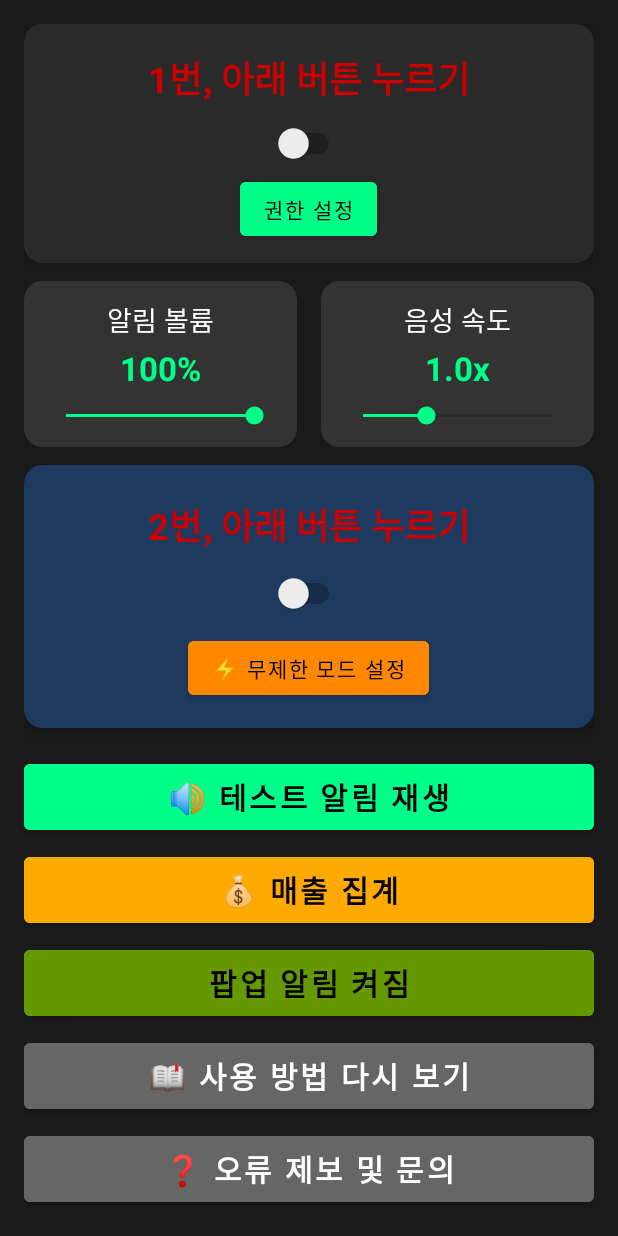
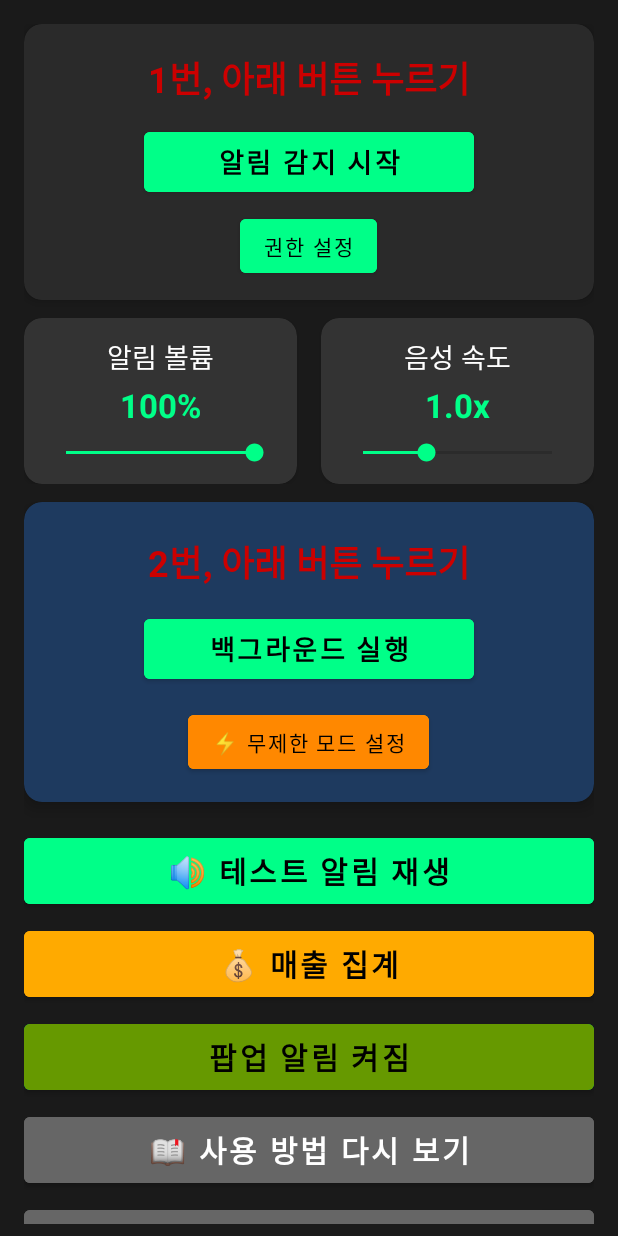
Before and after one commit to JIsseokOh/bankvoicealert-privacy, an Android app: the screen it shows after launch (MainActivity), on a phone screen of 412 x 824 dp. Run offline under Robolectric (Android 15) with nearby library versions, the light colour scheme and no system bars; our stand-ins replace AdMob; 4 statements that could not run were skipped.

Commit message:
Bump version to v1.3.42 (versionCode 73)
- Replace Switch controls with toggle Buttons for service and background
- Narrow button width for cleaner UI layout
- Add disable dialog for service toggle when active
- Fix notification permission chaining after SMS permission
- Strengthen deposit alert popup priority with window flags

```diff
--- a/app/build.gradle
+++ b/app/build.gradle
@@ -11,8 +11,8 @@ android {
         applicationId "com.family.bankvoicealert"
         minSdk 21
         targetSdk 35
-        versionCode 72
-        versionName "1.3.41"
+        versionCode 73
+        versionName "1.3.42"
 
         testInstrumentationRunner "androidx.test.runner.AndroidJUnitRunner"
     }
--- a/app/src/main/java/com/family/bankvoicealert/MainActivity.kt
+++ b/app/src/main/java/com/family/bankvoicealert/MainActivity.kt
@@ -44,12 +44,14 @@ class MainActivity : AppCompatActivity() {
     private lateinit var speedSeekBar: SeekBar
     private lateinit var speedText: TextView
     private lateinit var statusText: TextView
-    private lateinit var serviceSwitch: Switch
+    private lateinit var serviceToggleButton: Button
+    private var serviceEnabled = false
     private lateinit var testButton: Button
     private lateinit var helpButton: Button
     private lateinit var supportButton: Button
     private lateinit var permissionButton: Button
-    private lateinit var backgroundSwitch: Switch
+    private lateinit var backgroundToggleButton: Button
+    private var backgroundEnabled = false
     private lateinit var backgroundText: TextView
     private lateinit var batteryOptimizationButton: Button
     private lateinit var salesSummaryButton: Button
@@ -121,12 +123,12 @@ class MainActivity : AppCompatActivity() {
         speedSeekBar = findViewById(R.id.speedSeekBar)
         speedText = findViewById(R.id.speedText)
         statusText = findViewById(R.id.statusText)
-        serviceSwitch = findViewById(R.id.serviceSwitch)
+        serviceToggleButton = findViewById(R.id.serviceToggleButton)
         testButton = findViewById(R.id.testButton)
         helpButton = findViewById(R.id.helpButton)
         supportButton = findViewById(R.id.supportButton)
         permissionButton = findViewById(R.id.permissionButton)
-        backgroundSwitch = findViewById(R.id.backgroundSwitch)
+        backgroundToggleButton = findViewById(R.id.backgroundToggleButton)
         backgroundText = findViewById(R.id.backgroundText)
         batteryOptimizationButton = findViewById(R.id.batteryOptimizationButton)
         salesSummaryButton = findViewById(R.id.salesSummaryButton)
@@ -143,11 +145,12 @@ class MainActivity : AppCompatActivity() {
         speedSeekBar.progress = ((speed - 0.5f) * 20).toInt()
         speedText.text = "${String.format("%.1f", speed)}x"
 
-        serviceSwitch.isChecked = isNotificationServiceEnabled()
+        serviceEnabled = isNotificationServiceEnabled()
+        updateServiceToggleButton()
 
         // 백그라운드 실행 상태 로드
-        val backgroundEnabled = prefs.getBoolean("background_enabled", false)
-        backgroundSwitch.isChecked = backgroundEnabled
+        backgroundEnabled = prefs.getBoolean("background_enabled", false)
+        updateBackgroundToggleButton()
         updateBackgroundStatus(backgroundEnabled)
 
         // 배터리 최적화 상태에 따라 버튼 텍스트 업데이트
@@ -180,18 +183,19 @@ class MainActivity : AppCompatActivity() {
             override fun onStopTrackingTouch(seekBar: SeekBar?) {}
         })
 
-        serviceSwitch.setOnCheckedChangeListener { _, isChecked ->
-            if (isChecked) {
-                if (!isNotificationServiceEnabled()) {
-                    requestNotificationAccess()
-                    serviceSwitch.isChecked = false
-                } else {
-                    // 서비스가 활성화되어 있으면 상태 업데이트
-                    updateStatus(true)
-                }
+        serviceToggleButton.setOnClickListener {
+            if (!isNotificationServiceEnabled()) {
+                requestNotificationAccess()
             } else {
-                // 팝업 없이 바로 비활성화
-                updateStatus(false)
+                // 활성화 상태에서 클릭 시 설정으로 이동하여 비활성화 가능
+                AlertDialog.Builder(this)
+                    .setTitle("알림 감지 중지")
+                    .setMessage("알림 감지를 중지하려면 설정에서 권한을 해제해 주세요.")
+                    .setPositiveButton("설정으로 이동") { _, _ ->
+                        openNotificationSettings()
+                    }
+                    .setNegativeButton("취소", null)
+                    .show()
             }
         }
 
@@ -229,12 +233,12 @@ class MainActivity : AppCompatActivity() {
             openNotificationSettings()
         }
 
-        // 백그라운드 실행 스위치
-        backgroundSwitch.setOnCheckedChangeListener { _, isChecked ->
-            if (isChecked) {
+        // 백그라운드 실행 버튼
+        backgroundToggleButton.setOnClickListener {
+            if (backgroundEnabled) {
+                stopBackgroundService()
+            } else {
                 startBackgroundService()
-            } else {
-                stopBackgroundService()
             }
         }
 
@@ -246,8 +250,9 @@ class MainActivity : AppCompatActivity() {
 
     private fun checkPermissions() {
         val isEnabled = isNotificationServiceEnabled()
+        serviceEnabled = isEnabled
         updateStatus(isEnabled)
-        serviceSwitch.isChecked = isEnabled
+        updateServiceToggleButton()
     }
 
     private fun isNotificationServiceEnabled(): Boolean {
@@ -277,13 +282,11 @@ class MainActivity : AppCompatActivity() {
             .setTitle("서비스 중지")
             .setMessage("알림 감지 서비스를 중지하시겠습니까?")
             .setPositiveButton("중지") { _, _ ->
-                // 서비스는 시스템이 관리하므로 스위치 상태만 변경
-                serviceSwitch.isChecked = false
+                serviceEnabled = false
                 updateStatus(false)
+                updateServiceToggleButton()
             }
-            .setNegativeButton("취소") { _, _ ->
-                serviceSwitch.isChecked = true
-            }
+            .setNegativeButton("취소", null)
             .show()
     }
 
@@ -317,7 +320,7 @@ class MainActivity : AppCompatActivity() {
 
         // 배터리 최적화 상태 업데이트
         updateBatteryOptimizationButton()
-        updateBackgroundStatus(backgroundSwitch.isChecked)
+        updateBackgroundStatus(backgroundEnabled)
 
         // 백그라운드 서비스 상태는 약간의 지연 후 확인
         // 이렇게 하면 앱이 완전히 포그라운드로 전환된 후에 서비스를 시작
@@ -334,43 +337,41 @@ class MainActivity : AppCompatActivity() {
 
             // 저장된 설정이 true인데 서비스가 실행 중이지 않으면 서비스 시작
             if (savedState && !isRunning) {
-                // Android 12 이상에서는 백그라운드에서 포그라운드 서비스 시작 제한이 있음
-                // 앱이 포그라운드에 있을 때만 서비스 시작 시도
                 try {
-                    // 서비스를 시작하되, 실패하면 설정을 false로 변경
                     ForegroundService.startService(this)
-                    backgroundSwitch.isChecked = true
+                    backgroundEnabled = true
+                    updateBackgroundToggleButton()
                     updateBackgroundStatus(true)
                 } catch (e: Exception) {
                     Log.e("MainActivity", "Failed to start background service", e)
-                    // 서비스 시작 실패 시 설정을 비활성화
                     prefs.edit().putBoolean("background_enabled", false).apply()
-                    backgroundSwitch.isChecked = false
+                    backgroundEnabled = false
+                    updateBackgroundToggleButton()
                     updateBackgroundStatus(false)
 
-                    // 사용자에게 수동으로 활성화하도록 안내
                     Toast.makeText(this,
                         "백그라운드 서비스 시작 실패. 앱이 열린 상태에서 다시 활성화해 주세요.",
                         Toast.LENGTH_LONG).show()
                 }
             } else if (!savedState && isRunning) {
-                // 설정은 false인데 서비스가 실행 중이면 서비스 중지
                 try {
                     ForegroundService.stopService(this)
                 } catch (e: Exception) {
                     Log.e("MainActivity", "Failed to stop service", e)
                 }
-                backgroundSwitch.isChecked = false
+                backgroundEnabled = false
+                updateBackgroundToggleButton()
                 updateBackgroundStatus(false)
             } else {
-                // 상태가 일치하면 UI만 업데이트
-                backgroundSwitch.isChecked = savedState
+                backgroundEnabled = savedState
+                updateBackgroundToggleButton()
                 updateBackgroundStatus(savedState)
             }
         } catch (e: Exception) {
             Log.e("MainActivity", "Error checking background service status", e)
             // 오류 발생 시 안전하게 설정을 비활성화
-            backgroundSwitch.isChecked = false
+            backgroundEnabled = false
+            updateBackgroundToggleButton()
             updateBackgroundStatus(false)
         }
     }
@@ -388,9 +389,10 @@ class MainActivity : AppCompatActivity() {
     // Removed loadDebugLog function
 
     private fun startBackgroundService() {
-        // 백그라운드 서비스 시작 (모든 Android 버전에서 허용)
         ForegroundService.startService(this)
         prefs.edit().putBoolean("background_enabled", true).apply()
+        backgroundEnabled = true
+        updateBackgroundToggleButton()
         updateBackgroundStatus(true)
         Toast.makeText(this, "백그라운드 실행 활성화", Toast.LENGTH_SHORT).show()
     }
@@ -399,23 +401,24 @@ class MainActivity : AppCompatActivity() {
         try {
             ForegroundService.stopService(this)
 
-            // 상태 업데이트를 약간 지연
             Handler(Looper.getMainLooper()).postDelayed({
                 prefs.edit().putBoolean("background_enabled", false).apply()
+                backgroundEnabled = false
+                updateBackgroundToggleButton()
                 updateBackgroundStatus(false)
                 Toast.makeText(this, "백그라운드 실행 중지", Toast.LENGTH_SHORT).show()
             }, 100)
         } catch (e: Exception) {
             Log.e("MainActivity", "Error stopping service", e)
-            // 오류가 발생해도 UI 상태는 업데이트
             prefs.edit().putBoolean("background_enabled", false).apply()
+            backgroundEnabled = false
+            updateBackgroundToggleButton()
             updateBackgroundStatus(false)
             Toast.makeText(this, "백그라운드 실행 중지", Toast.LENGTH_SHORT).show()
         }
     }
 
     private fun updateBackgroundStatus(enabled: Boolean) {
-        // 버튼 상태에 따라 텍스트 변경 (1번 앱카드와 동일한 스타일)
         if (enabled) {
             backgroundText.text = "2번 준비 끝!"
             backgroundText.setTextColor(getColor(android.R.color.holo_green_dark))
@@ -423,10 +426,33 @@ class MainActivity : AppCompatActivity() {
             backgroundText.text = "2번, 아래 버튼 누르기"
             backgroundText.setTextColor(getColor(android.R.color.holo_red_dark))
         }
+    }
 
-        // 스위치 상태만 변경
-        if (enabled != backgroundSwitch.isChecked) {
-            backgroundSwitch.isChecked = enabled
+    private fun updateServiceToggleButton() {
+        if (serviceEnabled) {
+            serviceToggleButton.text = "알림 감지 활성화됨"
+            serviceToggleButton.backgroundTintList = android.content.res.ColorStateList.valueOf(
+                ContextCompat.getColor(this, android.R.color.holo_green_dark)
+            )
+        } else {
+            serviceToggleButton.text = "알림 감지 시작"
+            serviceToggleButton.backgroundTintList = android.content.res.ColorStateList.valueOf(
+                android.graphics.Color.parseColor("#00ff88")
+            )
+        }
+    }
+
+    private fun updateBackgroundToggleButton() {
+        if (backgroundEnabled) {
+            backgroundToggleButton.text = "백그라운드 실행 중"
+            backgroundToggleButton.backgroundTintList = android.content.res.ColorStateList.valueOf(
+                ContextCompat.getColor(this, android.R.color.holo_green_dark)
+            )
+        } else {
+            backgroundToggleButton.text = "백그라운드 실행"
+            backgroundToggleButton.backgroundTintList = android.content.res.ColorStateList.valueOf(
+                android.graphics.Color.parseColor("#00ff88")
+            )
         }
     }
 
--- a/app/src/main/res/layout/activity_main.xml
+++ b/app/src/main/res/layout/activity_main.xml
@@ -45,11 +45,15 @@
                 android:gravity="center"
                 android:padding="6dp"/>
 
-            <Switch
-                android:id="@+id/serviceSwitch"
-                android:layout_width="wrap_content"
-                android:layout_height="wrap_content"
-                android:textColor="#ffffff"
+            <Button
+                android:id="@+id/serviceToggleButton"
+                android:layout_width="220dp"
+                android:layout_height="52dp"
+                android:text="알림 감지 시작"
+                android:textSize="18sp"
+                android:textStyle="bold"
+                android:textColor="#000000"
+                android:backgroundTint="#00ff88"
                 android:layout_gravity="center"
                 android:layout_marginTop="6dp"/>
 
@@ -195,11 +199,15 @@
                 android:gravity="center"
                 android:padding="6dp"/>
 
-            <Switch
-                android:id="@+id/backgroundSwitch"
-                android:layout_width="wrap_content"
-                android:layout_height="wrap_content"
-                android:textColor="#ffffff"
+            <Button
+                android:id="@+id/backgroundToggleButton"
+                android:layout_width="220dp"
+                android:layout_height="52dp"
+                android:text="백그라운드 실행"
+                android:textSize="18sp"
+                android:textStyle="bold"
+                android:textColor="#000000"
+                android:backgroundTint="#00ff88"
                 android:layout_gravity="center"
                 android:layout_marginTop="8dp"/>
 
```
